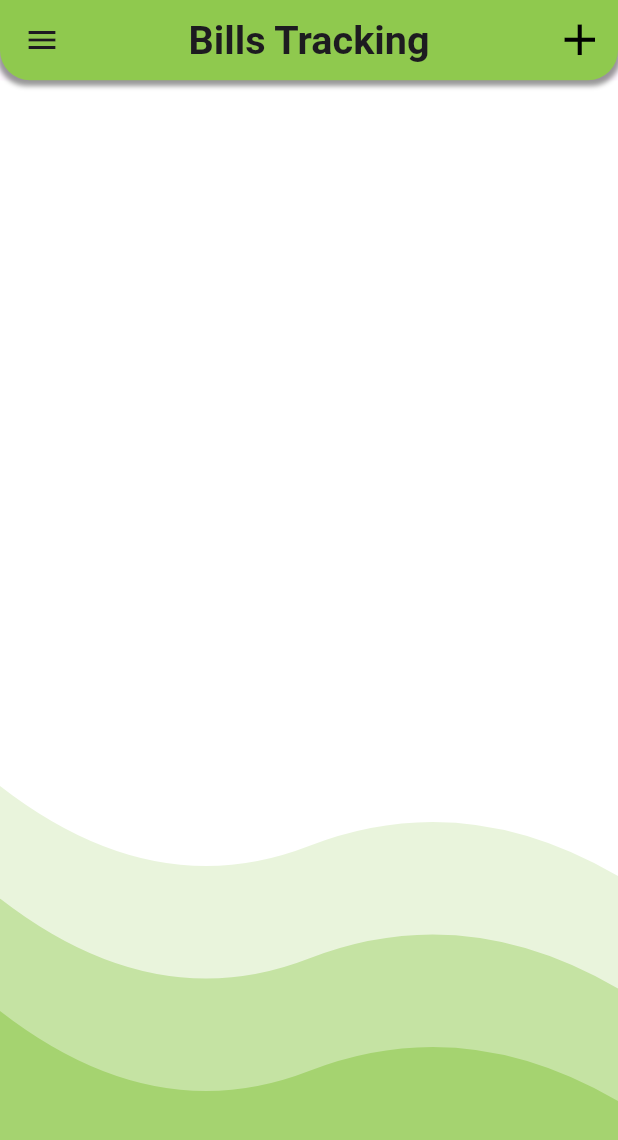
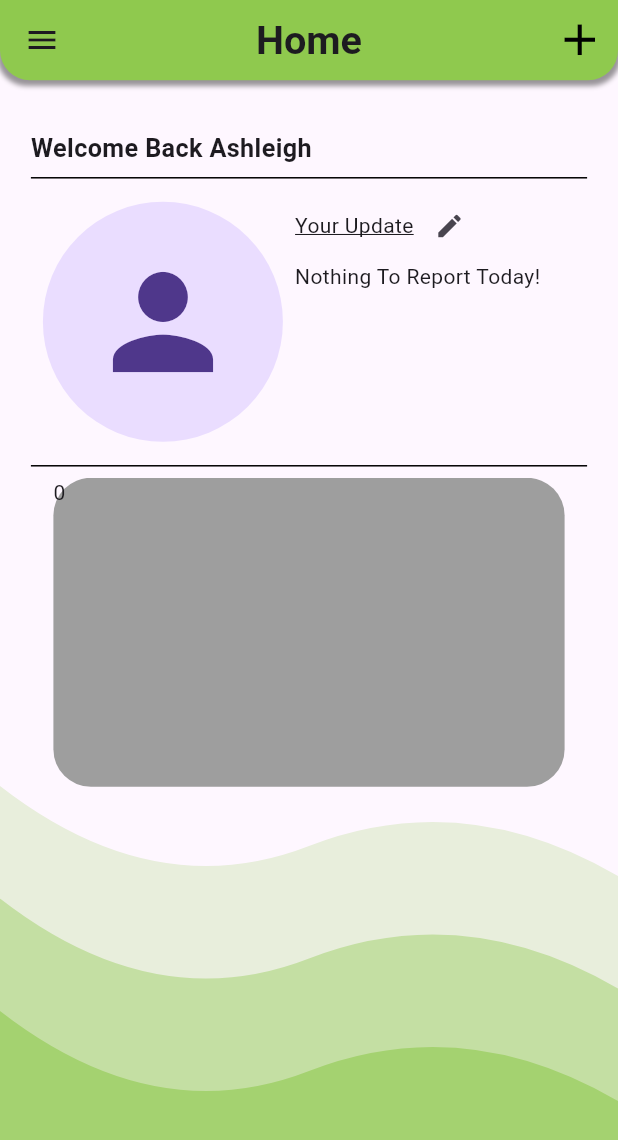
Before and after one commit to Limlou42/Home_Tracking_App, a Flutter app: the screen it shows after launch, on a phone screen of 412 x 824 dp. Shown: the top 1140 px of the screen. Run offline on Flutter 3.47's test engine with Material 3 defaults, Android fonts, the light colour scheme and no system bars; our stand-ins replace percent_indicator; missing offline and left inert: gallery_picker, google_ml_kit.

Commit message:
Started Home Screen - 0.0.4

```diff
--- a/lib/FoodTrackingFiles/food_tracker_page.dart
+++ b/lib/FoodTrackingFiles/food_tracker_page.dart
@@ -1,5 +1,5 @@
 import 'package:flutter/material.dart';
-import '../scaffold_drawer.dart';
+import '../ScaffoldItems/scaffold_drawer.dart';
 import 'stored_foods_page.dart';
 
 class FoodTrackerPage extends StatefulWidget {
--- a/lib/scaffold_appbar.dart
+++ b/lib/ScaffoldItems/scaffold_appbar.dart
@@ -1,7 +1,8 @@
 import 'package:flutter/material.dart';
 
 class AppBarForMainScaffold extends StatelessWidget {
-  const AppBarForMainScaffold({super.key});
+  final String pageName;
+  const AppBarForMainScaffold({super.key, required this.pageName});
 
   @override
   Widget build(BuildContext context) {
@@ -19,7 +20,7 @@ class AppBarForMainScaffold extends StatelessWidget {
         ]
       ),
       child: AppBar(
-        title: const Text("Bills Tracking", textScaler: TextScaler.linear(1.2), style: TextStyle(fontWeight: FontWeight.bold),),
+        title: Text(pageName, textScaler: const TextScaler.linear(1.2), style: const TextStyle(fontWeight: FontWeight.bold),),
         centerTitle: true,
         backgroundColor: Colors.transparent,
         leading: Builder(
--- a/lib/scaffold_drawer.dart
+++ b/lib/ScaffoldItems/scaffold_drawer.dart
@@ -2,7 +2,7 @@ import 'package:flutter/material.dart';
 import 'package:home_tracking_app/bills_tracking_page.dart';
 import 'package:home_tracking_app/home_screen.dart';
 import 'package:home_tracking_app/WorkTrackingFiles/work_schedule_page.dart';
-import 'FoodTrackingFiles/food_tracker_page.dart';
+import '../FoodTrackingFiles/food_tracker_page.dart';
 
 class DrawerForMainScaffold extends StatelessWidget {
   const DrawerForMainScaffold({super.key});
--- a/lib/WorkTrackingFiles/work_schedule_page.dart
+++ b/lib/WorkTrackingFiles/work_schedule_page.dart
@@ -3,7 +3,7 @@ import 'dart:io';
 import 'package:flutter/material.dart';
 import 'package:gallery_picker/gallery_picker.dart';
 import 'package:google_ml_kit/google_ml_kit.dart';
-import '../scaffold_drawer.dart';
+import '../ScaffoldItems/scaffold_drawer.dart';
 
 class WorkSchedulePage extends StatefulWidget {
   const WorkSchedulePage({super.key});
--- a/lib/bills_tracking_page.dart
+++ b/lib/bills_tracking_page.dart
@@ -1,6 +1,7 @@
 import 'package:flutter/material.dart';
-import 'scaffold_drawer.dart';
-import 'scaffold_appbar.dart';
+import 'ScaffoldItems/scaffold_drawer.dart';
+import 'ScaffoldItems/scaffold_appbar.dart';
+import 'wave_design.dart';
 import 'package:percent_indicator/percent_indicator.dart';
 
 class BillsTrackingPage extends StatefulWidget {
@@ -10,6 +11,8 @@ class BillsTrackingPage extends StatefulWidget {
   State<BillsTrackingPage> createState() => _BillsTrackingPageState();
 }
 
+
+//TODO: refactor and split all the code
 class _BillsTrackingPageState extends State<BillsTrackingPage> {
   final scaffoldKey = GlobalKey<ScaffoldState>();
 
@@ -21,10 +24,16 @@ class _BillsTrackingPageState extends State<BillsTrackingPage> {
     return Scaffold(
       appBar: PreferredSize(
         preferredSize: Size(screenWidth, screenHeight * 0.065),
-        child: const AppBarForMainScaffold()
+        child: const AppBarForMainScaffold(pageName: "Bills Tracking",)
       ),
       drawer: const DrawerForMainScaffold(),
-      body: Padding(
+      body: Stack(
+        children: <Widget> [
+          //Curve design for home screen
+          BackgroundWave(waveHeight: 300, waveColor: const Color.fromARGB(255, 143, 201, 78).withOpacity(0.2)),
+          BackgroundWave(waveHeight: 225, waveColor: const Color.fromARGB(255, 143, 201, 78).withOpacity(0.4)),
+          BackgroundWave(waveHeight: 150, waveColor: const Color.fromARGB(255, 143, 201, 78).withOpacity(0.6)),
+          Padding(
             padding: EdgeInsets.only(left: screenWidth * 0.05, right: screenWidth * 0.05, top: screenHeight * 0.025, bottom: screenHeight * 0.025),
             child: Column(
               children: [
@@ -42,18 +51,18 @@ class _BillsTrackingPageState extends State<BillsTrackingPage> {
                       )
                     ]
                   ),
-              child: Center(
+                  child: const Center(
                     child: Wrap(
                       children: [
                         Column(
                           children: [
-                        const Text("Payment Circle", textScaler: TextScaler.linear(1.5), style: TextStyle(fontWeight: FontWeight.bold,),),
+                            Text("Payment Circle", textScaler: TextScaler.linear(1.5), style: TextStyle(fontWeight: FontWeight.bold,),),
                             Row(
                               mainAxisAlignment: MainAxisAlignment.center,
                               children: [
                                 Padding(
-                              padding: const EdgeInsets.all(15.0),
-                              child: createCircularWidgets(),
+                                  padding: EdgeInsets.all(15.0),
+                                  //child: createCircularWidgets(),
                                 ),
                               ]
                             ),
@@ -164,6 +173,8 @@ class _BillsTrackingPageState extends State<BillsTrackingPage> {
               ],
             ),
           ),
+        ]
+      ),
     );
   }
 }
--- a/lib/home_screen.dart
+++ b/lib/home_screen.dart
@@ -1,6 +1,7 @@
 import 'package:flutter/material.dart';
-import 'package:home_tracking_app/scaffold_appbar.dart';
-import 'scaffold_drawer.dart';
+import 'package:home_tracking_app/ScaffoldItems/scaffold_appbar.dart';
+import 'wave_design.dart';
+import 'ScaffoldItems/scaffold_drawer.dart';
 
 class HomeScreen extends StatefulWidget {
   const HomeScreen({super.key});
@@ -17,21 +18,98 @@ class _HomeScreenState extends State<HomeScreen> {
     return Scaffold(
       appBar: PreferredSize(
         preferredSize: Size(screenWidth, screenHeight * 0.065),
-        child: const AppBarForMainScaffold()
+        child: const AppBarForMainScaffold(pageName: "Home"),
       ),
       drawer: const DrawerForMainScaffold(),
+      body: Stack(
+        children: <Widget>[
+          // Background Wave design
+          BackgroundWave(waveHeight: 300, waveColor: const Color.fromARGB(255, 143, 201, 78).withOpacity(0.2)),
+          BackgroundWave(waveHeight: 225, waveColor: const Color.fromARGB(255, 143, 201, 78).withOpacity(0.4)),
+          BackgroundWave(waveHeight: 150, waveColor: const Color.fromARGB(255, 143, 201, 78).withOpacity(0.6)),
 
-      body: Container(
-        decoration: const BoxDecoration(
-          color: Colors.white, // Background color of the scaffold
-        ),
-        child: Stack(
-          children: <Widget>[
-            BackgroundWave(waveHeight: 300, waveColor: const Color.fromARGB(255, 143, 201, 78).withOpacity(0.2)),
-            BackgroundWave(waveHeight: 225, waveColor: const Color.fromARGB(255, 143, 201, 78).withOpacity(0.4)),
-            BackgroundWave(waveHeight: 150, waveColor: const Color.fromARGB(255, 143, 201, 78).withOpacity(0.6)),
-          ],
-        ),
+          // Main content section
+          Padding(
+            padding: EdgeInsets.only(
+              left: screenWidth * 0.05,
+              right: screenWidth * 0.05,
+              top: screenHeight * 0.04,
+              bottom: screenHeight * 0.025,
+            ),
+            child: Column(
+              children: [
+                const Align(
+                  alignment: Alignment.centerLeft,
+                  child: Text(
+                    "Welcome Back Ashleigh",
+                    textScaler: TextScaler.linear(1.2), // Use textScaleFactor instead of textScaler
+                    style: TextStyle(fontWeight: FontWeight.bold),
+                  ),
+                ),
+                const Divider(
+                  color: Colors.black,
+                  thickness: 1,
+                ),
+                Row(
+                  crossAxisAlignment: CrossAxisAlignment.start,
+                  children: [
+                    const Padding(
+                      padding: EdgeInsets.all(8.0),
+                      child: CircleAvatar(
+                        radius: 80,
+                        child: Icon(Icons.person, size: 100),
+                      ),
+                    ),
+                    Column(
+                      crossAxisAlignment: CrossAxisAlignment.start,
+                      children: [
+                        Row(
+                          children: [
+                            const Text(
+                              "Your Update",
+                              style: TextStyle(decoration: TextDecoration.underline),
+                            ),
+                            IconButton(
+                              onPressed: () {},
+                              icon: const Icon(Icons.edit, size: 20),
+                            ),
+                          ],
+                        ),
+                        const Text(
+                          "Nothing To Report Today!",
+                          softWrap: true,
+                          overflow: TextOverflow.visible,
+                        ),
+                      ],
+                    ),
+                  ],
+                ),
+                const Divider(
+                  color: Colors.black,
+                  thickness: 1,
+                ),
+                SizedBox(
+                  height: screenHeight * 0.25,
+                  child: PageView.builder(
+                    itemCount: 5,
+                    scrollDirection: Axis.horizontal,
+                    itemBuilder: (context, index) {
+                      return Container(
+                        width: screenWidth * 0.5,
+                        decoration: BoxDecoration(
+                          borderRadius: BorderRadius.circular(25),
+                          color: Colors.grey
+                        ),
+                        margin: const EdgeInsets.symmetric(horizontal: 15.0),
+                        child: Text(index.toString()),
+                      );
+                    },
+                  ),
+                ),
+              ],
+            ),
+          ),
+        ],
       ),
     );
   }
@@ -47,7 +125,7 @@ class MainMenuFloatingButton extends StatelessWidget {
       height: 150,
       child: ElevatedButton(
         child: const Text("Button One"),
-        onPressed: (){},
+        onPressed: () {},
       ),
     );
   }
@@ -61,65 +139,10 @@ class PanelViewContainer extends StatelessWidget {
     return Container(
       height: 170,
       width: 330,
-      decoration: BoxDecoration(borderRadius: BorderRadius.circular(20), color: Colors.amber),
-    );
-  }
-}
-
-
-class BackgroundWave extends StatelessWidget {
-  final double waveHeight;
-  final Color waveColor;
-  const BackgroundWave({super.key, required this.waveHeight, required this.waveColor});
-
-  @override
-  Widget build(BuildContext context) {
-    return Positioned.fill(
-      child: Align(
-        alignment: Alignment.bottomCenter,
-        child: ClipPath(
-          clipper: WaveClipper(),
-          child: Container(
-            height: waveHeight,
-            color: waveColor, // Third layer color
-          ),
-        ),
+      decoration: BoxDecoration(
+        borderRadius: BorderRadius.circular(20),
+        color: Colors.amber,
       ),
     );
   }
 }
-
-//TODO: Research this more
-class WaveClipper extends CustomClipper<Path> {
-  @override
-  Path getClip(Size size) {
-    var path = Path();
-
-    // Start from top-left
-    path.moveTo(0.0, 0.0);
-
-    // First curve (wave starts at the top-left)
-    var firstControlPoint = Offset(size.width / 4, 80);  // Increase the height here for a bigger curve
-    var firstEndPoint = Offset(size.width / 2, 40);
-
-    // Second curve (wave goes up on the right)
-    var secondControlPoint = Offset(size.width * 3 / 4, 0);
-    var secondEndPoint = Offset(size.width, 60);  // Ensure this point is not cut off
-
-    // Draw curves
-    path.quadraticBezierTo(firstControlPoint.dx, firstControlPoint.dy, firstEndPoint.dx, firstEndPoint.dy);
-    path.quadraticBezierTo(secondControlPoint.dx, secondControlPoint.dy, secondEndPoint.dx, secondEndPoint.dy);
-
-    // Fill the rest of the path downwards
-    path.lineTo(size.width, size.height);  // Go to bottom-right
-    path.lineTo(0.0, size.height);         // Go to bottom-left
-    path.close();                          // Close the path
-
-    return path;
-  }
-
-  @override
-  bool shouldReclip(CustomClipper<Path> oldClipper) {
-    return false;
-  }
-}
--- /dev/null
+++ b/lib/wave_design.dart
@@ -0,0 +1,58 @@
+import 'package:flutter/material.dart';
+
+class BackgroundWave extends StatelessWidget {
+  final double waveHeight;
+  final Color waveColor;
+  const BackgroundWave({super.key, required this.waveHeight, required this.waveColor});
+
+  @override
+  Widget build(BuildContext context) {
+    return Positioned.fill(
+      child: Align(
+        alignment: Alignment.bottomCenter,
+        child: ClipPath(
+          clipper: WaveClipper(),
+          child: Container(
+            height: waveHeight,
+            color: waveColor, // Third layer color
+          ),
+        ),
+      ),
+    );
+  }
+}
+
+//TODO: Research this more
+class WaveClipper extends CustomClipper<Path> {
+  @override
+  Path getClip(Size size) {
+    var path = Path();
+
+    // Start from top-left
+    path.moveTo(0.0, 0.0);
+
+    // First curve (wave starts at the top-left)
+    var firstControlPoint = Offset(size.width / 4, 80);  // Increase the height here for a bigger curve
+    var firstEndPoint = Offset(size.width / 2, 40);
+
+    // Second curve (wave goes up on the right)
+    var secondControlPoint = Offset(size.width * 3 / 4, 0);
+    var secondEndPoint = Offset(size.width, 60);  // Ensure this point is not cut off
+
+    // Draw curves
+    path.quadraticBezierTo(firstControlPoint.dx, firstControlPoint.dy, firstEndPoint.dx, firstEndPoint.dy);
+    path.quadraticBezierTo(secondControlPoint.dx, secondControlPoint.dy, secondEndPoint.dx, secondEndPoint.dy);
+
+    // Fill the rest of the path downwards
+    path.lineTo(size.width, size.height);  // Go to bottom-right
+    path.lineTo(0.0, size.height);         // Go to bottom-left
+    path.close();                          // Close the path
+
+    return path;
+  }
+
+  @override
+  bool shouldReclip(CustomClipper<Path> oldClipper) {
+    return false;
+  }
+}
```
Also changed, not shown: 1 other file. Lines whose indentation alone changed are shown as unchanged.
